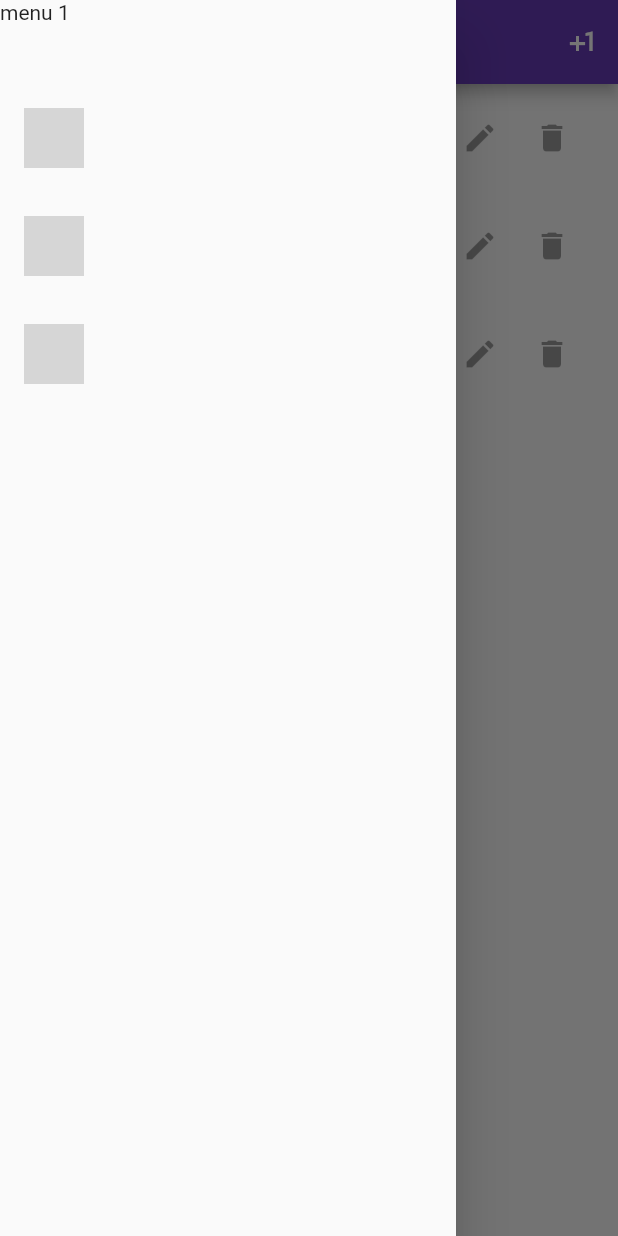
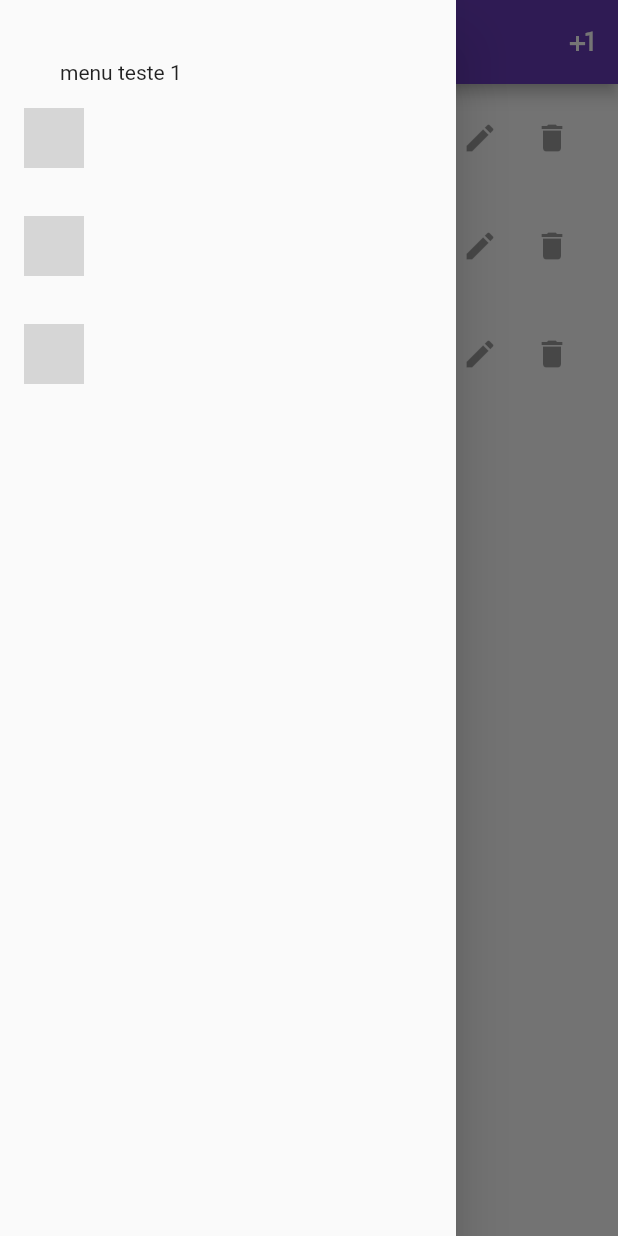
Before and after one commit to eduna67/testecrud, a Flutter app: the screen it shows after launch, with the side drawer open, on a phone screen of 412 x 824 dp. Run offline on Flutter 3.47's test engine with Material 2 defaults, Android fonts, the phone set to English and light mode, and no system bars; our stand-ins replace sqflite; accounts and stored records are empty; network calls fail; grey boxes are pictures that could not be loaded.

```diff
--- a/lib/app/view/menu.dart
+++ b/lib/app/view/menu.dart
@@ -3,6 +3,11 @@ import 'package:flutter/material.dart';
 class MenuPrincipal extends StatelessWidget {
   @override
   Widget build(BuildContext context) {
-    return Drawer(child: Text('menu 1'),);
+    return Drawer(
+      child: Padding(
+        padding: const EdgeInsets.all(40.0),
+        child: Text('menu teste 1'),
+      ),
+    );
   }
 }
```
